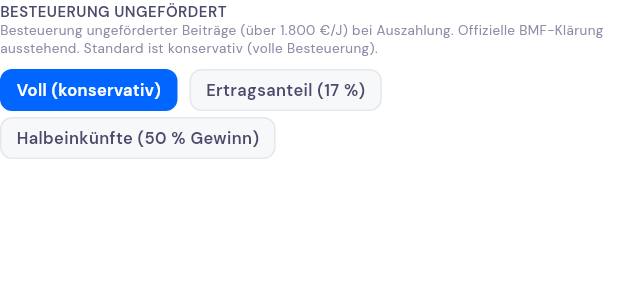
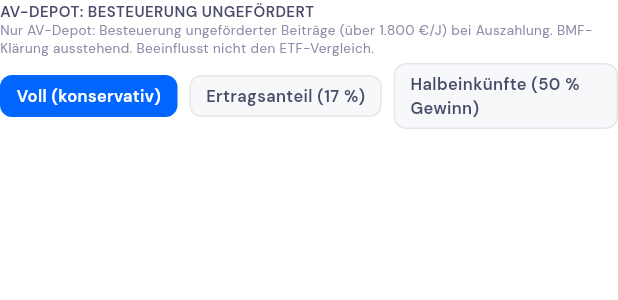
Before and after one commit to chraig/de_altersvorsorge_depot, a Flutter app: the _UngefoerdertTaxToggle widget shown alone on an empty page, opened directly with empty values, on a phone screen of 412 x 824 dp. Shown: the top 300 px of the screen. Run offline on Flutter 3.47's test engine with Material 3 defaults, Android fonts, the phone set to English and light mode, and no system bars; our stand-ins replace fl_chart, flutter_bloc, go_router, google_fonts.

Commit message:
Fix ungefördert tax selector alignment, clarify AV-Depot only
- Changed Wrap to Row for consistent alignment with Kirchensteuer chips
- Label now explicitly says "AV-Depot:" prefix
- Hint text clarifies "Does not affect ETF comparison"
- Verified: ungefoerdertTax only used in simulateAV, not simulateETF

```diff
--- a/lib/core/l10n/app_strings.dart
+++ b/lib/core/l10n/app_strings.dart
@@ -390,11 +390,11 @@ class StringsEn extends AppStrings {
   String get kirchensteuerNone => 'None';
   String get kirchensteuerBayBw => '8% (Bavaria/BaWü)';
   String get kirchensteuerOther => '9% (other states)';
-  String get ungefoerdertTaxLabel => 'Unsubsidized payout tax';
+  String get ungefoerdertTaxLabel => 'AV-Depot: unsubsidized payout tax';
   String get ungefoerdertTaxNachgelagert => 'Full (conservative)';
   String get ungefoerdertTaxErtragsanteil => 'Ertragsanteil (17%)';
   String get ungefoerdertTaxHalbeinkunfte => 'Halbeinkünfte (50% gains)';
-  String get hintUngefoerdertTax => 'Tax on unsubsidized contributions (above €1,800/yr) at payout. Official BMF guidance pending. Default is conservative (full taxation).';
+  String get hintUngefoerdertTax => 'AV-Depot only: tax on unsubsidized contributions (above €1,800/yr) at payout. BMF guidance pending. Does not affect ETF comparison.';
 
   // Subsidy
   String annualSubsidiesTitle(String icon, String name) => 'Annual Subsidies – $icon $name';
@@ -764,11 +764,11 @@ class StringsDe extends AppStrings {
   String get kirchensteuerNone => 'Keine';
   String get kirchensteuerBayBw => '8 % (Bayern/BaWü)';
   String get kirchensteuerOther => '9 % (übrige Bundesländer)';
-  String get ungefoerdertTaxLabel => 'Besteuerung ungefördert';
+  String get ungefoerdertTaxLabel => 'AV-Depot: Besteuerung ungefördert';
   String get ungefoerdertTaxNachgelagert => 'Voll (konservativ)';
   String get ungefoerdertTaxErtragsanteil => 'Ertragsanteil (17 %)';
   String get ungefoerdertTaxHalbeinkunfte => 'Halbeinkünfte (50 % Gewinn)';
-  String get hintUngefoerdertTax => 'Besteuerung ungeförderter Beiträge (über 1.800 €/J) bei Auszahlung. Offizielle BMF-Klärung ausstehend. Standard ist konservativ (volle Besteuerung).';
+  String get hintUngefoerdertTax => 'Nur AV-Depot: Besteuerung ungeförderter Beiträge (über 1.800 €/J) bei Auszahlung. BMF-Klärung ausstehend. Beeinflusst nicht den ETF-Vergleich.';
 
   String annualSubsidiesTitle(String icon, String name) => 'Jährliche Förderung – $icon $name';
   String get baseGrant => 'Grundzulage';
--- a/lib/features/calculator/widgets/input_panel.dart
+++ b/lib/features/calculator/widgets/input_panel.dart
@@ -517,11 +517,13 @@ class _UngefoerdertTaxToggle extends StatelessWidget {
             color: AppColors.label, letterSpacing: 0.3)),
         Text(s.hintUngefoerdertTax,
           style: const TextStyle(fontSize: 9, color: AppColors.muted, height: 1.3)),
-        const SizedBox(height: AppSpacing.md),
-        Wrap(spacing: AppSpacing.md, runSpacing: AppSpacing.sm, children: [
+        const SizedBox(height: AppSpacing.sm),
+        Row(children: [
           _taxChip(s.ungefoerdertTaxNachgelagert, UngefoerdertTaxMode.nachgelagert),
+          const SizedBox(width: AppSpacing.md),
           _taxChip(s.ungefoerdertTaxErtragsanteil, UngefoerdertTaxMode.ertragsanteil),
-          _taxChip(s.ungefoerdertTaxHalbeinkunfte, UngefoerdertTaxMode.halbeinkunfte),
+          const SizedBox(width: AppSpacing.md),
+          Flexible(child: _taxChip(s.ungefoerdertTaxHalbeinkunfte, UngefoerdertTaxMode.halbeinkunfte)),
         ]),
       ],
     );
```
